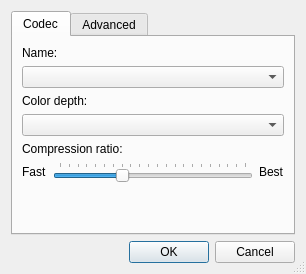
Before: the Qt Designer form source/client/ui/desktop_config_dialog.ui in dchapyshev/aspia, drawn with Qt 5.
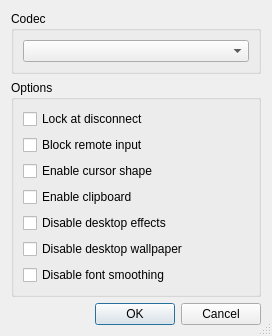
After: the same form once the commit is applied.

The edit to the form file:
```diff
--- a/source/client/ui/desktop_config_dialog.ui
+++ b/source/client/ui/desktop_config_dialog.ui
@@ -6,8 +6,8 @@
    <rect>
     <x>0</x>
     <y>0</y>
-    <width>306</width>
-    <height>253</height>
+    <width>272</width>
+    <height>300</height>
    </rect>
   </property>
   <property name="sizePolicy">
@@ -25,105 +25,26 @@
   <property name="modal">
    <bool>true</bool>
   </property>
-  <layout class="QVBoxLayout" name="verticalLayout_6">
-   <item>
-    <widget class="QTabWidget" name="tabWidget">
-     <property name="currentIndex">
-      <number>0</number>
-     </property>
-     <widget class="QWidget" name="tab_codec">
-      <attribute name="title">
-       <string>Codec</string>
-      </attribute>
       <layout class="QVBoxLayout" name="verticalLayout_3">
        <item>
-        <widget class="QLabel" name="label">
-         <property name="text">
-          <string>Name:</string>
-         </property>
-        </widget>
-       </item>
-       <item>
-        <widget class="QComboBox" name="combo_codec"/>
-       </item>
-       <item>
-        <widget class="QLabel" name="label_color_depth">
-         <property name="text">
-          <string>Color depth:</string>
-         </property>
-        </widget>
-       </item>
-       <item>
-        <widget class="QComboBox" name="combo_color_depth"/>
-       </item>
-       <item>
-        <widget class="QLabel" name="label_compression_ratio">
-         <property name="text">
-          <string>Compression ratio:</string>
-         </property>
-        </widget>
-       </item>
-       <item>
-        <layout class="QHBoxLayout" name="horizontalLayout_2">
-         <item>
-          <widget class="QLabel" name="label_fast">
-           <property name="text">
-            <string>Fast</string>
-           </property>
-          </widget>
-         </item>
-         <item>
-          <widget class="QSlider" name="slider_compression_ratio">
-           <property name="minimum">
-            <number>1</number>
-           </property>
-           <property name="maximum">
-            <number>22</number>
-           </property>
-           <property name="value">
-            <number>8</number>
-           </property>
-           <property name="orientation">
-            <enum>Qt::Horizontal</enum>
-           </property>
-           <property name="tickPosition">
-            <enum>QSlider::TicksAbove</enum>
-           </property>
-           <property name="tickInterval">
-            <number>1</number>
-           </property>
-          </widget>
-         </item>
-         <item>
-          <widget class="QLabel" name="label_best">
-           <property name="text">
-            <string>Best</string>
-           </property>
-          </widget>
-         </item>
-        </layout>
-       </item>
-       <item>
-        <spacer name="verticalSpacer_3">
-         <property name="orientation">
-          <enum>Qt::Vertical</enum>
-         </property>
-         <property name="sizeHint" stdset="0">
-          <size>
-           <width>20</width>
-           <height>0</height>
-          </size>
-         </property>
-        </spacer>
-       </item>
-      </layout>
-     </widget>
-     <widget class="QWidget" name="tab_advanced">
-      <attribute name="title">
-       <string>Advanced</string>
-      </attribute>
+    <widget class="QGroupBox" name="groupBox_2">
+     <property name="title">
+      <string>Codec</string>
+     </property>
       <layout class="QVBoxLayout" name="verticalLayout">
        <item>
+       <widget class="QComboBox" name="combo_codec"/>
+      </item>
+     </layout>
+    </widget>
+   </item>
+   <item>
+    <widget class="QGroupBox" name="groupBox">
+     <property name="title">
+      <string>Options</string>
+     </property>
+     <layout class="QVBoxLayout" name="verticalLayout_2">
+      <item>
         <widget class="QCheckBox" name="checkbox_lock_at_disconnect">
          <property name="text">
           <string>Lock at disconnect</string>
@@ -173,20 +94,19 @@
         </widget>
        </item>
        <item>
-        <spacer name="verticalSpacer_2">
+       <spacer name="verticalSpacer">
          <property name="orientation">
           <enum>Qt::Vertical</enum>
          </property>
          <property name="sizeHint" stdset="0">
           <size>
            <width>20</width>
-           <height>27</height>
+          <height>2</height>
           </size>
          </property>
         </spacer>
        </item>
       </layout>
-     </widget>
     </widget>
    </item>
    <item>
```
Lines whose indentation alone changed are shown as unchanged.
